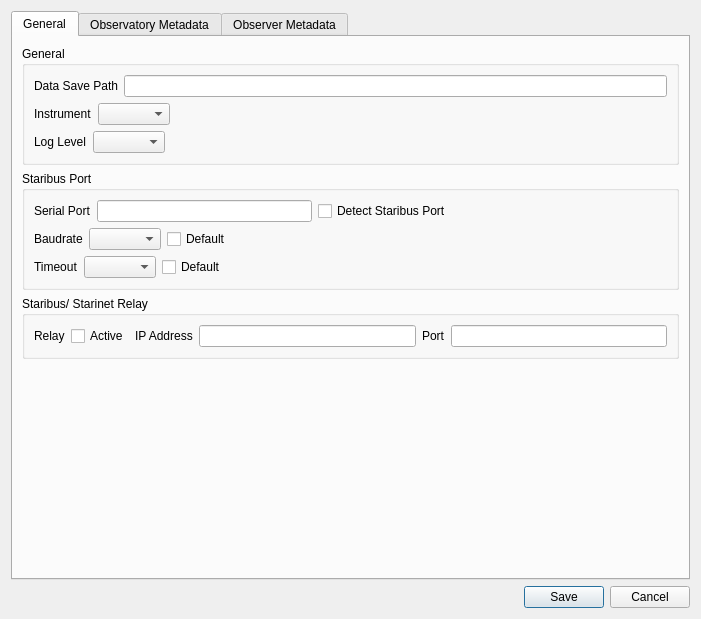
Qt form core/ui/configuration.ui (mhorn71/StarbaseMini) before a commit.
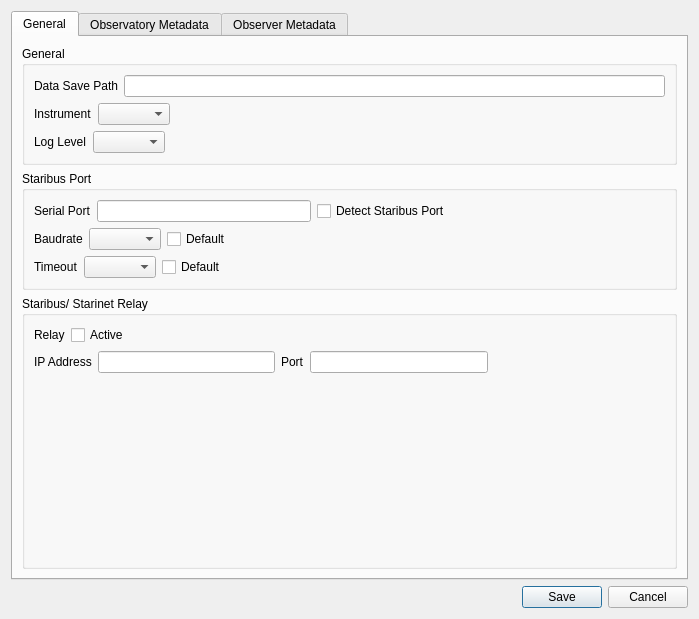
The same form after that commit.

Commit message: Updated layout of configuration dialog

What changed in the file:
```diff
--- a/core/ui/configuration.ui
+++ b/core/ui/configuration.ui
@@ -6,7 +6,7 @@
    <rect>
     <x>0</x>
     <y>0</y>
-    <width>701</width>
+    <width>699</width>
     <height>619</height>
    </rect>
   </property>
@@ -230,7 +230,7 @@
            </property>
            <layout class="QGridLayout" name="gridLayout_5">
             <item row="0" column="0">
-             <layout class="QHBoxLayout" name="horizontalLayout_7">
+             <layout class="QHBoxLayout" name="horizontalLayout_30">
               <item>
                <widget class="QLabel" name="label_4">
                 <property name="text">
@@ -246,6 +246,23 @@
                </widget>
               </item>
               <item>
+               <spacer name="horizontalSpacer_7">
+                <property name="orientation">
+                 <enum>Qt::Horizontal</enum>
+                </property>
+                <property name="sizeHint" stdset="0">
+                 <size>
+                  <width>40</width>
+                  <height>20</height>
+                 </size>
+                </property>
+               </spacer>
+              </item>
+             </layout>
+            </item>
+            <item row="1" column="0">
+             <layout class="QHBoxLayout" name="horizontalLayout_7">
+              <item>
                <widget class="QLabel" name="label_7">
                 <property name="text">
                  <string>IP Address</string>
@@ -265,24 +282,37 @@
               <item>
                <widget class="QLineEdit" name="portLineEdit"/>
               </item>
+              <item>
+               <spacer name="horizontalSpacer_8">
+                <property name="orientation">
+                 <enum>Qt::Horizontal</enum>
+                </property>
+                <property name="sizeHint" stdset="0">
+                 <size>
+                  <width>40</width>
+                  <height>20</height>
+                 </size>
+                </property>
+               </spacer>
+              </item>
              </layout>
             </item>
+            <item row="2" column="0">
+             <spacer name="verticalSpacer_2">
+              <property name="orientation">
+               <enum>Qt::Vertical</enum>
+              </property>
+              <property name="sizeHint" stdset="0">
+               <size>
+                <width>20</width>
+                <height>40</height>
+               </size>
+              </property>
+             </spacer>
+            </item>
            </layout>
           </widget>
          </item>
-         <item row="3" column="0">
-          <spacer name="verticalSpacer_2">
-           <property name="orientation">
-            <enum>Qt::Vertical</enum>
-           </property>
-           <property name="sizeHint" stdset="0">
-            <size>
-             <width>20</width>
-             <height>40</height>
-            </size>
-           </property>
-          </spacer>
-         </item>
         </layout>
         <zorder>groupBox</zorder>
         <zorder>groupBox_2</zorder>
```
Left out of the diff: 161 changed lines with no effect on the pictures. The commit also changes 1 other file.
